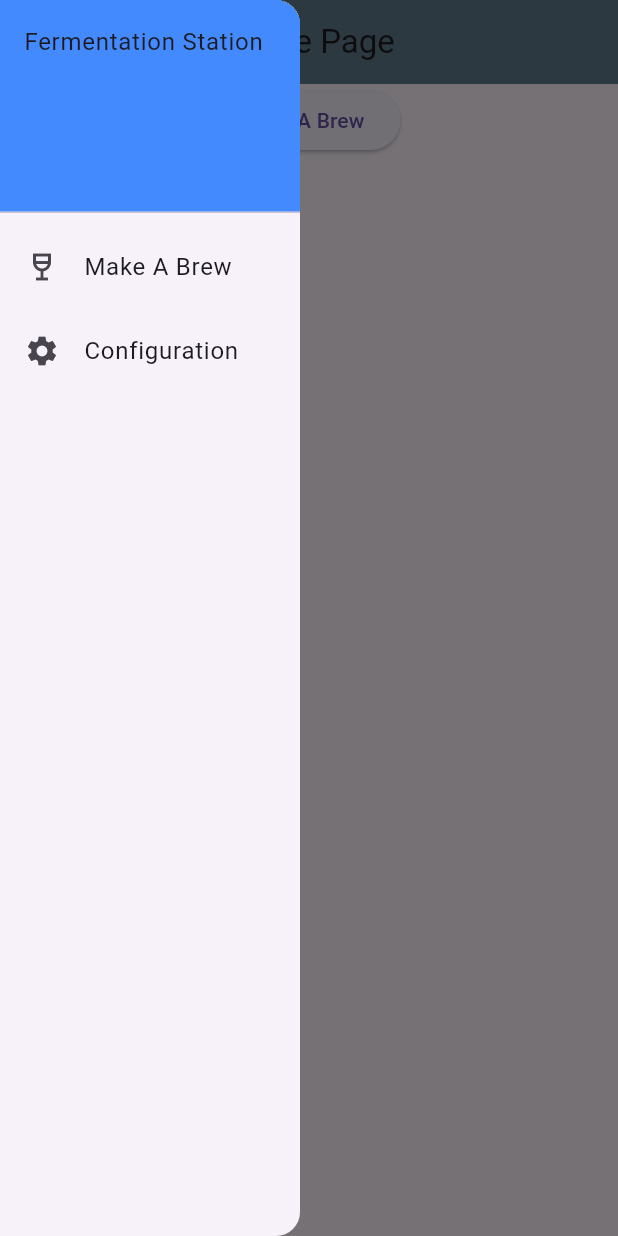
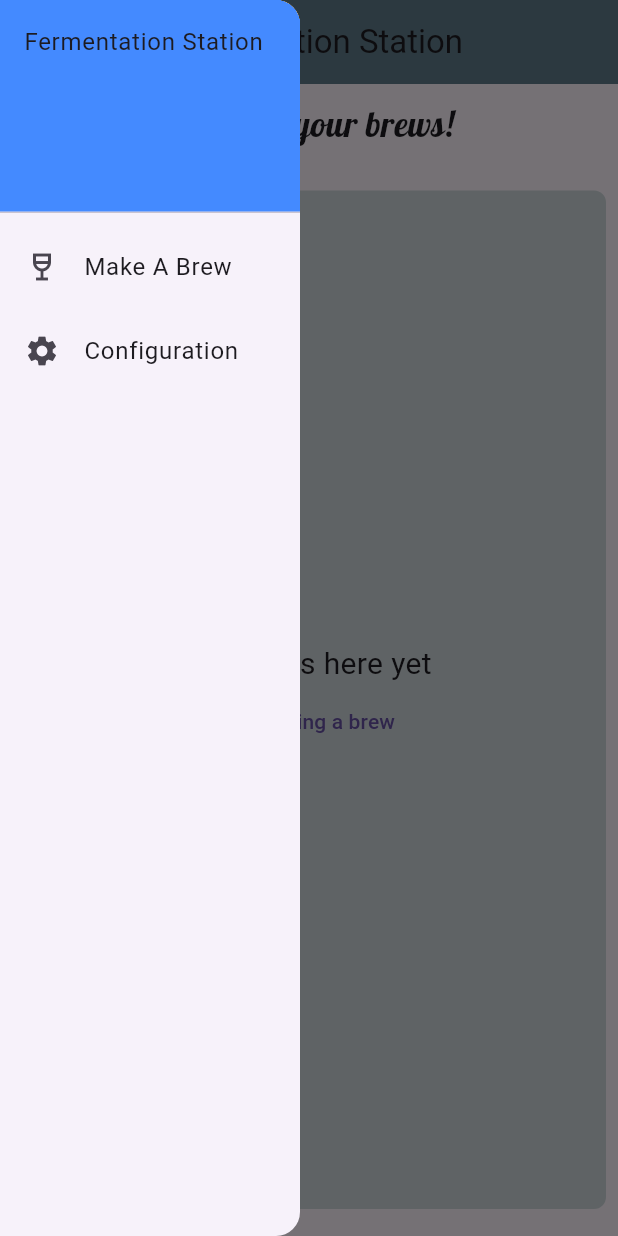
Before and after one commit to Seanm64/FermentationStation, a Flutter app: the screen it shows after launch, with the side drawer open, on a phone screen of 412 x 824 dp. Run offline on Flutter 3.47's test engine with Material 3 defaults, Android fonts, the phone set to English and light mode, and no system bars; our stand-ins replace google_fonts, hive; accounts and stored records are empty; generated files the repository leaves out were written again.

Commit message:
Modified home page

```diff
--- /dev/null
+++ b/lib/custom/HomeDrawer.dart
@@ -0,0 +1,44 @@
+import 'package:flutter/material.dart';
+
+class HomeDrawer extends StatelessWidget {
+  const HomeDrawer({super.key});
+
+  @override
+  Widget build(BuildContext context) {
+    return Drawer(
+      width: 200.0,
+      child: ListView(
+        padding: EdgeInsets.zero,
+        children: [
+          const SizedBox(
+            height: 150.0,
+            child: DrawerHeader(
+              decoration: BoxDecoration(
+                color: Colors.blueAccent,
+              ),
+              child: Text('Fermentation Station'),
+            ),
+          ),
+          ListTile(
+            leading: const Icon(Icons.wine_bar_outlined),
+            title: const Text('Make A Brew'),
+            onTap: () {
+              // Close the drawer
+              Navigator.pop(context);
+              Navigator.pushNamed(context, '/addBrew');
+            },
+          ),
+          ListTile(
+            leading: const Icon(Icons.settings),
+            title: const Text('Configuration'),
+            onTap: () {
+              // Close the drawer
+              Navigator.pop(context);
+              Navigator.pushNamed(context, '/config');
+            },
+          ),
+        ],
+      ),
+    );
+  }
+}
--- a/lib/pages/home_page.dart
+++ b/lib/pages/home_page.dart
@@ -1,4 +1,5 @@
 import 'package:flutter/material.dart';
+import 'package:google_fonts/google_fonts.dart';
 import 'package:hive/hive.dart';
 import 'package:provider/provider.dart';
 import 'package:fermentation_station/definitions/hive_boxes.dart';
@@ -6,6 +7,7 @@ import 'package:fermentation_station/models/ingredient_provider.dart';
 import 'package:fermentation_station/models/yeast_provider.dart';
 import 'package:fermentation_station/models/yeast_model.dart';
 import 'package:fermentation_station/models/ingredient_model.dart';
+import 'package:fermentation_station/custom/HomeDrawer.dart';
 
 class Home extends StatefulWidget {
   Home({super.key});
@@ -15,6 +17,8 @@ class Home extends StatefulWidget {
 }
 
 class _HomeState extends State<Home> {
+
+  bool isThereABrew = false;
 
   @override
   void initState() {
@@ -44,57 +48,62 @@ class _HomeState extends State<Home> {
     return Scaffold(
       appBar: AppBar(
           backgroundColor: Colors.blueGrey,
-          title: Text("Home Page"),
+          title: Text("Fermentation Station"),
           centerTitle: true,
       ),
 
       // Drawer
-      drawer: Drawer(
-        width: 200.0,
-        child: ListView(
-          padding: EdgeInsets.zero,
-          children: [
-            const SizedBox(
-              height: 150.0,
-              child: DrawerHeader(
-                decoration: BoxDecoration(
-                  color: Colors.blueAccent,
-                ),
-                child: Text('Fermentation Station'),
-              ),
-            ),
-            ListTile(
-              leading: Icon(Icons.wine_bar_outlined),
-              title: const Text('Make A Brew'),
-              onTap: () {
-                // Close the drawer
-                Navigator.pop(context);
-                Navigator.pushNamed(context, '/addBrew');
-              },
-            ),
-            ListTile(
-              leading: const Icon(Icons.settings),
-              title: const Text('Configuration'),
-              onTap: () {
-                // Close the drawer
-                Navigator.pop(context);
-                Navigator.pushNamed(context, '/config');
-              },
-            ),
-          ],
-        ),
-      ),
+      drawer: HomeDrawer(),
 
       body: Column(
         children: <Widget>[
+          SizedBox(height: 10,),
           Center(
-            child: ElevatedButton(
-              child: const Text('Add A Brew'),
-              onPressed: () {
-                Navigator.pushNamed(context, '/addBrew');
-              },
+            child: Text(
+              'Check on your brews!',
+              style: GoogleFonts.lobster(
+                fontSize: 23,
+              ),
             ),
           ),
+
+          SizedBox(height: 20,),
+
+          // If there are no brews, display area where there should be brews
+          Expanded(
+              child: Padding(
+                padding: const EdgeInsets.all(8.0),
+                child: Container(
+                  width: MediaQuery.of(context).size.width,
+                  decoration: BoxDecoration(
+                    color: Colors.blueGrey[100],
+                    borderRadius: BorderRadius.circular(8)
+                  ),
+                  child: Padding(
+                    padding: const EdgeInsets.all(8.0),
+                    child: Column(
+                      children: [
+                        Spacer(),
+                        Text(
+                          'No brews here yet',
+                          style: GoogleFonts.comicNeue(
+                            fontSize: 20,
+                          ),
+                        ),
+                        TextButton(
+                          onPressed: () {},
+                          child: Text('Try Adding a brew'),
+                        ),
+                        Spacer()
+                      ],
+                    ),
+                  ),
+                ),
+              )
+          ),
+
+          SizedBox(height: 10,),
+
         ],
       ),
     );
--- a/pubspec.yaml
+++ b/pubspec.yaml
@@ -38,6 +38,7 @@ dependencies:
   hive: ^2.2.3
   hive_flutter: ^1.1.0
   path_provider: ^2.1.5
+  google_fonts: ^6.3.2
 
 dev_dependencies:
   flutter_test:
```
Also changed, not shown: pubspec.lock.
